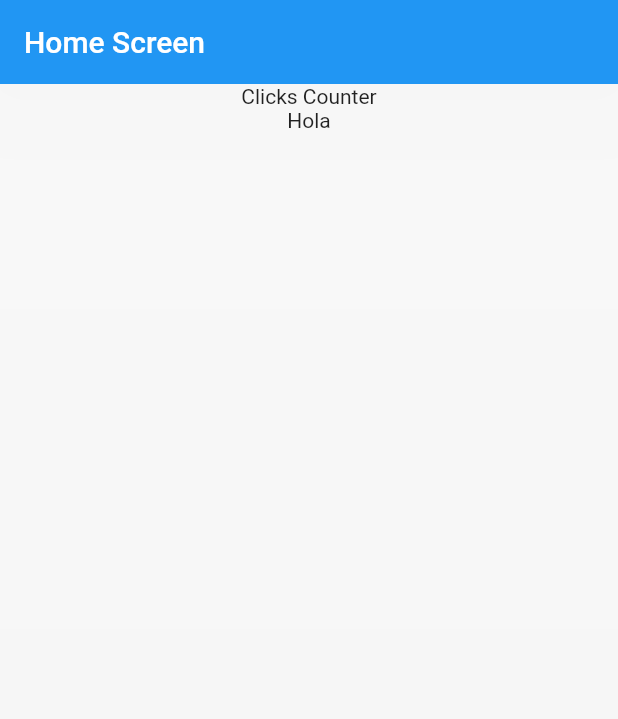
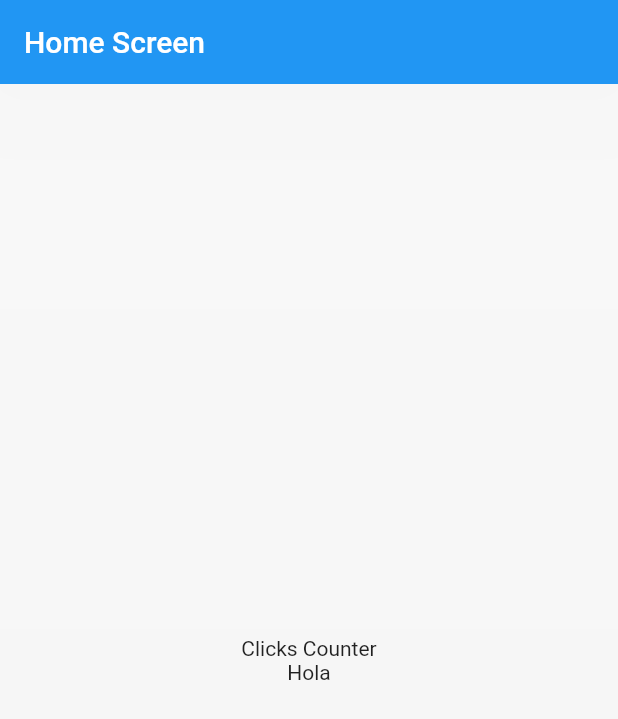
Before and after one commit to Thebobs2598/counter_app, a Flutter app: the screen it shows after launch, on a phone screen of 412 x 824 dp. Shown: the top 719 px of the screen. Run offline on Flutter 3.47's test engine with Material 2 defaults, Android fonts, the phone set to English and light mode, and no system bars.

Commit message:
terminando Tarea
Centrando Columnas de tarea

```diff
--- a/lib/screens/home_screen.dart
+++ b/lib/screens/home_screen.dart
@@ -1,5 +1,3 @@
-import 'dart:html';
-
 import 'package:flutter/material.dart';
 
 class HomeScreen extends StatelessWidget {
@@ -15,9 +13,9 @@ class HomeScreen extends StatelessWidget {
       ),
       body: Center(
         child: Column(
-          children: const [
-          Text("Clicks Counter"),
-          Text("Hola")],
+          mainAxisAlignment: MainAxisAlignment.center,
+          children: const [Text("Clicks Counter"),
+           Text("Hola")],
         ),
       ),
     );
```
